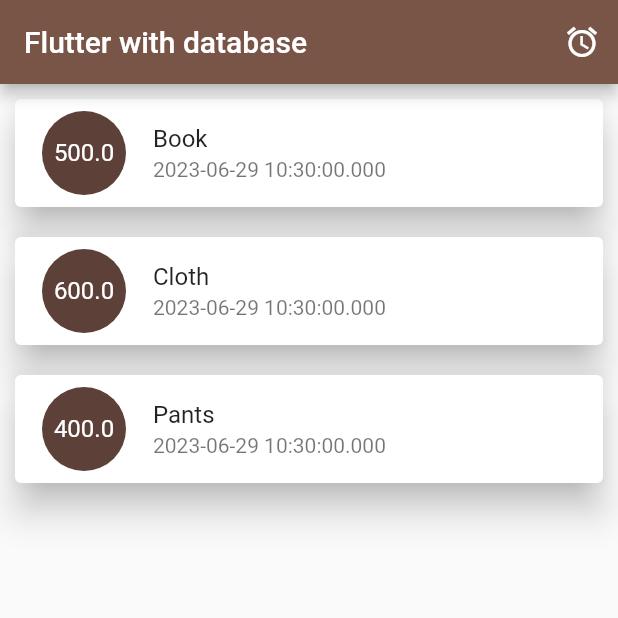
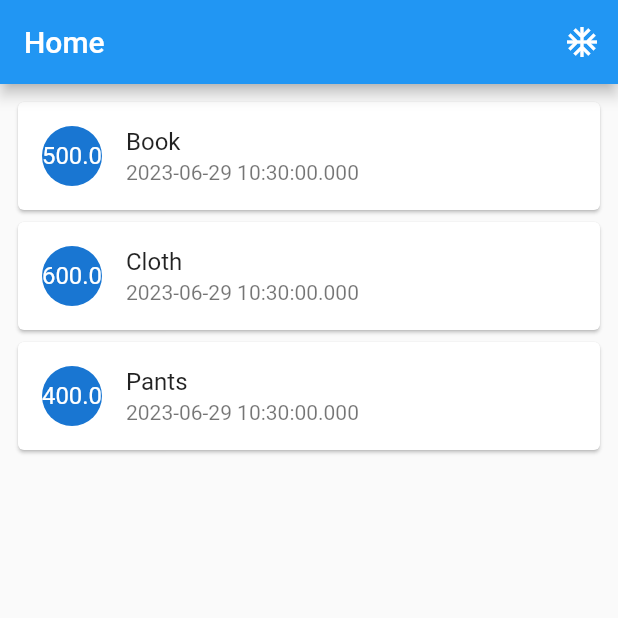
Before and after one commit to NGOMNGOM/Flutter-phase-2, a Flutter app: the screen it shows after launch, on a phone screen of 412 x 824 dp, the top half of it. Run offline on Flutter 3.47's test engine with Material 2 defaults, Android fonts, the phone set to English and light mode, and no system bars.

Commit message:
Bug fixing for the Provider

```diff
--- a/flutter_database/lib/Provider/TransactionProvider.dart
+++ b/flutter_database/lib/Provider/TransactionProvider.dart
@@ -1,12 +1,16 @@
+// ignore: duplicate_ignore
+// ignore: file_names
+// ignore_for_file: file_names
+
 import 'package:flutter/foundation.dart';
 import '/models/Transaction.dart';
 
-class TransactionProvider with ChangeNotifier {
+class TransactionProvider extends ChangeNotifier {
   // example data
   List<Transaction> transactions = [
-    Transaction("Book", 500, DateTime.now()),
-    Transaction("Cloth", 600, DateTime.now()),
-    Transaction("Pants", 400, DateTime.now())
+    Transaction(title: "Book", amount: 500, date: DateTime.now()),
+    Transaction(title: "Cloth", amount: 600, date: DateTime.now()),
+    Transaction(title: "Pants", amount: 400, date: DateTime.now())
   ];
 
   List<Transaction> getTransaction() {
@@ -15,5 +19,6 @@ class TransactionProvider with ChangeNotifier {
 
   void addTransaaction(Transaction statement) {
     transactions.add(statement);
+    notifyListeners();
   }
 }
--- /dev/null
+++ b/flutter_database/lib/Screen/home_screen.dart
@@ -0,0 +1,47 @@
+import 'package:flutter/material.dart';
+import 'package:flutter_database/Provider/TransactionProvider.dart';
+import 'package:flutter_database/Screen/form_screen.dart';
+import 'package:provider/provider.dart';
+
+class Home extends StatelessWidget {
+  const Home({super.key});
+
+  @override
+  Widget build(BuildContext context) {
+    // var provider = Provider.of<TransactionProvider>(context, listen: false);
+    return Scaffold(
+        appBar: AppBar(
+          title: Text("Home"),
+          actions: [
+            IconButton(
+                onPressed: () {
+                  Navigator.push(context,
+                      MaterialPageRoute(builder: (context) => FormScreen()));
+                },
+                icon: const Icon(Icons.ac_unit))
+          ],
+        ),
+        body: Consumer(
+            builder: (context, TransactionProvider provider, Widget? child) {
+          return Padding(
+            padding: const EdgeInsets.all(8.0),
+            child: ListView.builder(
+                itemCount: provider.transactions.length,
+                itemBuilder: (context, int index) {
+                  var statement = provider.transactions[index];
+                  return Card(
+                    child: ListTile(
+                      leading: CircleAvatar(
+                        child: FittedBox(
+                          child: Text(statement.amount.toString()),
+                        ),
+                      ),
+                      title: Text(statement.title),
+                      subtitle: Text(statement.date.toString()),
+                    ),
+                  );
+                }),
+          );
+        }));
+  }
+}
--- a/flutter_database/lib/main.dart
+++ b/flutter_database/lib/main.dart
@@ -1,13 +1,10 @@
 import 'package:flutter/material.dart';
-import 'package:flutter_database/Provider/transactionProvider.dart';
-import 'Screen/form_screen.dart';
+import 'package:flutter_database/Provider/TransactionProvider.dart';
+import 'package:flutter_database/Screen/home_screen.dart';
 import 'package:provider/provider.dart';
 
-import 'models/Transaction.dart';
-
 void main() {
-  var app = MyApp();
-  runApp(app);
+  runApp(MyApp());
 }
 
 class MyApp extends StatelessWidget {
@@ -17,60 +14,11 @@ class MyApp extends StatelessWidget {
   Widget build(BuildContext context) {
     return MultiProvider(
       providers: [
-        ChangeNotifierProvider(
-          create: (context) {
-            return TransactionProvider();
-          },
-        )
+        ChangeNotifierProvider(create: (context) => TransactionProvider())
       ],
       child: MaterialApp(
-        title: "Flutter with Database",
-        home: const MyHomePage(),
-        theme: ThemeData(primarySwatch: Colors.brown),
+        home: Home(),
       ),
     );
   }
 }
-
-class MyHomePage extends StatefulWidget {
-  const MyHomePage({super.key});
-
-  @override
-  State<MyHomePage> createState() => _MyHomePageState();
-}
-
-class _MyHomePageState extends State<MyHomePage> {
-  @override
-  Widget build(BuildContext context) {
-    return Scaffold(
-        appBar: AppBar(title: const Text("Flutter with database"), actions: [
-          IconButton(
-              icon: Icon(Icons.access_alarm),
-              onPressed: () {
-                Navigator.push(context,
-                    MaterialPageRoute(builder: (BuildContext context) {
-                  return FormScreen();
-                }));
-              })
-        ]),
-        body: Consumer(
-            builder: (context, TransactionProvider provider, Widget? child) {
-          return ListView.builder(
-              itemCount: provider.transactions.length,
-              itemBuilder: (BuildContext context, int index) {
-                Transaction data = provider.transactions[index];
-                return Card(
-                  margin: EdgeInsets.symmetric(vertical: 10, horizontal: 10),
-                  elevation: 10,
-                  child: ListTile(
-                      leading: CircleAvatar(
-                          radius: 30,
-                          child:
-                              FittedBox(child: Text(data.amount.toString()))),
-                      title: Text(data.title),
-                      subtitle: Text(data.date.toString())),
-                );
-              });
-        }));
-  }
-}
--- a/flutter_database/lib/models/Transaction.dart
+++ b/flutter_database/lib/models/Transaction.dart
@@ -1,6 +1,7 @@
+// ignore: file_names
 class Transaction {
   String title;
   double amount;
   DateTime date;
-  Transaction(this.title, this.amount, this.date);
+  Transaction({required this.title, required this.amount, required this.date});
 }
```
Also changed, not shown: flutter_database/lib/Screen/form_screen.dart (+41 -21 lines).
